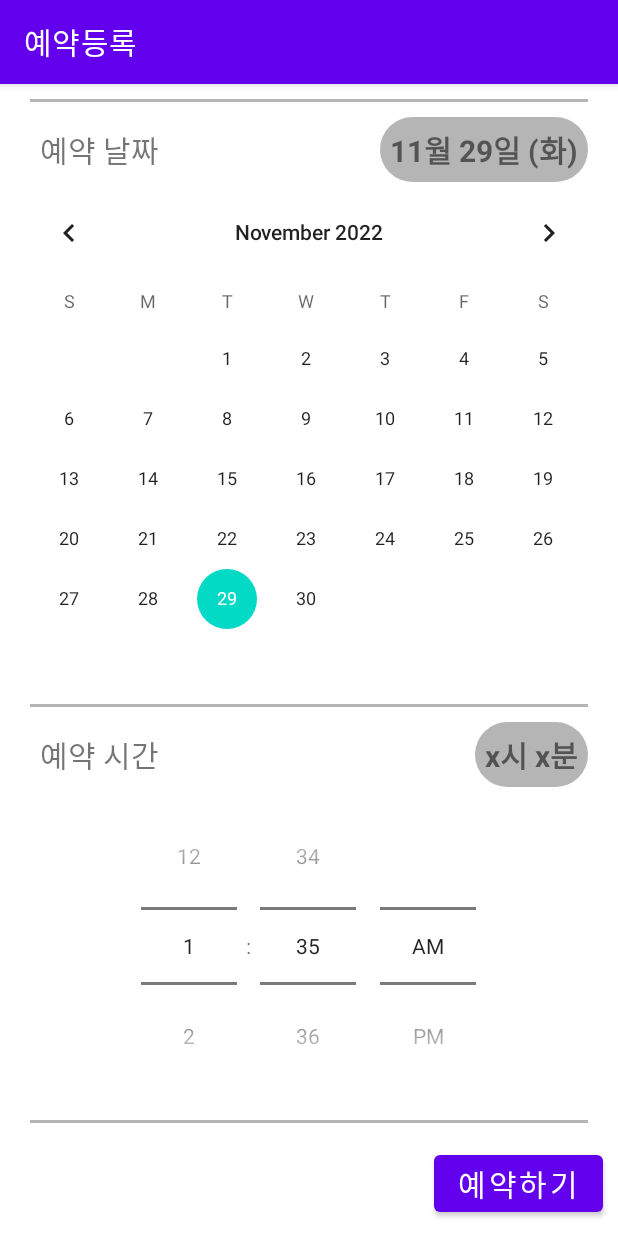
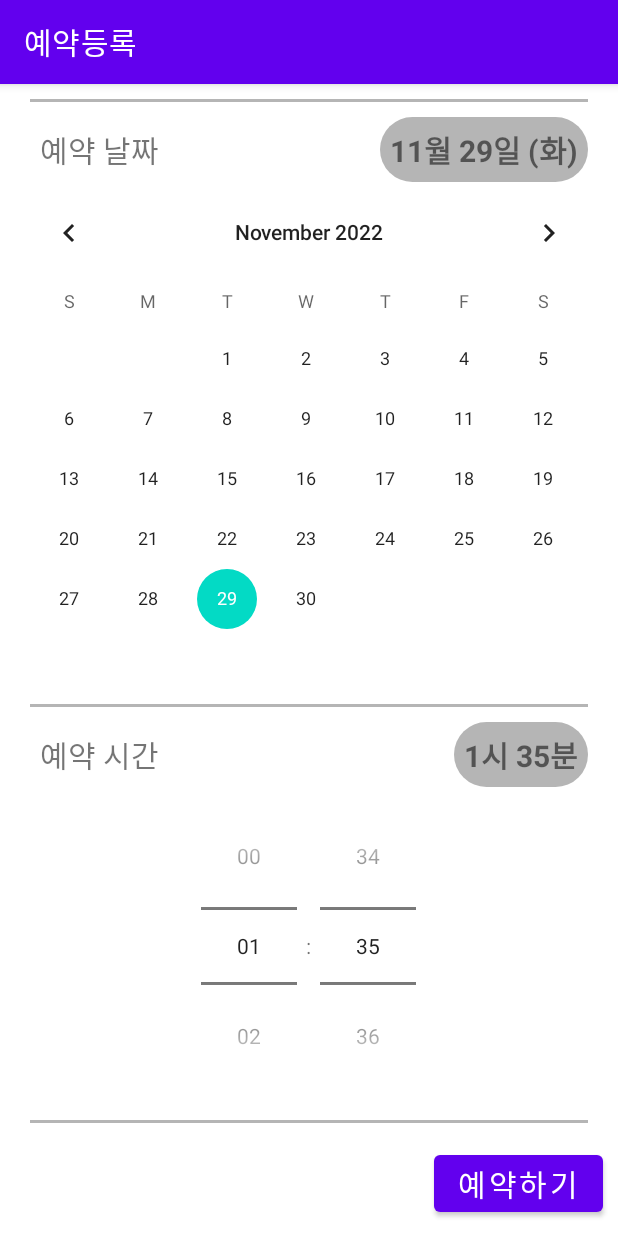
Before and after one commit to BH946/parking-lot-managesystem, an Android app: the ReservationActivity screen opened directly, with no data from a screen before it, after a tap on "예약하기", on a phone screen of 412 x 824 dp. Run offline under Robolectric (Android 15) with nearby library versions, the phone set to English and light mode, and no system bars; our stand-ins replace Firebase (no records; nobody signed in at launch, a user with empty details on screens opened directly); 9 statements that could not run were skipped; 2 other taps on this screen came first.

Commit message:
Feat: DB에 데이터 저장 및 타임피커 수정
DB에 reservation_time_mills 저장
예약시간 24시간제로 변경

```diff
--- a/ParkingLot/app/src/main/java/softwareProject/parkingLot/User/ReservationActivity.kt
+++ b/ParkingLot/app/src/main/java/softwareProject/parkingLot/User/ReservationActivity.kt
@@ -9,6 +9,8 @@ import android.view.View
 import android.widget.*
 import androidx.annotation.RequiresApi
 import androidx.appcompat.app.AppCompatActivity
+import androidx.core.view.marginLeft
+import androidx.core.view.setPadding
 import com.google.firebase.auth.FirebaseAuth
 import com.google.firebase.database.DataSnapshot
 import com.google.firebase.database.DatabaseError
@@ -41,6 +43,9 @@ class ReservationActivity : AppCompatActivity() {
     var cal_already_ON = false
     var tPicker_already_ON = false
 
+    // 캘린더 객체
+    lateinit var cal: Calendar
+
     @RequiresApi(Build.VERSION_CODES.O)
     override fun onCreate(savedInstanceState: Bundle?) {
         super.onCreate(savedInstanceState)
@@ -69,12 +74,18 @@ class ReservationActivity : AppCompatActivity() {
         calView.visibility = View.GONE
         timePicker.visibility = View.GONE
 
-        val cal: Calendar = Calendar.getInstance()
+        // 기본 예약 날짜 설정
+        cal = Calendar.getInstance()
         val month = (cal.get(Calendar.MONTH) + 1).toString()
         val date = cal.get(Calendar.DATE).toString()
         val dayOfWeek = cal.getDisplayName(DAY_OF_WEEK, SHORT, Locale.KOREA)
+        selectDate.setText("${month}월 ${date}일 (${dayOfWeek})")
 
-        selectDate.setText("${month}월 ${date}일 (${dayOfWeek})")
+        // 기본 예약 시간 설정
+        timePicker.setIs24HourView(true)
+        var hour = timePicker.hour
+        var minute = timePicker.minute
+        selectTime.setText("${hour}시 ${minute}분")
     }
 
     fun setListener() {
@@ -106,18 +117,23 @@ class ReservationActivity : AppCompatActivity() {
         })
 
         calView.setOnDateChangeListener { view, year, month, dayOfMonth ->
-            val cal: Calendar = Calendar.getInstance()
+            cal = Calendar.getInstance()
             cal.set(year, month, dayOfMonth)
             val day: String = cal.getDisplayName(DAY_OF_WEEK, SHORT, Locale.KOREA)
 
             selectDate.setText("${month + 1}월 ${dayOfMonth}일 (${day})")
         }
         timePicker.setOnTimeChangedListener { view, hour, min ->
-            if (hour < 12) {
-                selectTime.setText("오전 ${hour}:${min}")
-            } else {
-                selectTime.setText("오후 ${hour - 12}:${min}")
-            }
+            cal.set(
+                cal[Calendar.YEAR],
+                cal[Calendar.MONTH],
+                cal[Calendar.DAY_OF_MONTH],
+                hour,
+                min,
+                0
+            )
+
+            selectTime.setText("${hour}시 ${min}분")
         }
         // 예약하기 버튼 클릭 시
         btnReservation.setOnClickListener {
@@ -138,7 +154,11 @@ class ReservationActivity : AppCompatActivity() {
                     .setValue(parking.name.toString())
                 // user -> id -> reservation_time에 예약시간 저장
                 parkingDB.child("user").child(currentUser).child("reservation_time")
-                    .setValue(selectDate.text.toString() +" "+ selectTime.text.toString())
+                    .setValue(selectDate.text.toString() + " " + selectTime.text.toString())
+                // user -> id -> reservation_time_mills에 예약시간 저장
+                parkingDB.child("user").child(currentUser).child("reservation_time_mills")
+                    .setValue(cal.timeInMillis.toString())
+                Log.d("cal!!", cal.timeInMillis.toString())
 
                 // 예약자수+1 후 DB에 저장
                 counting += 1
```
